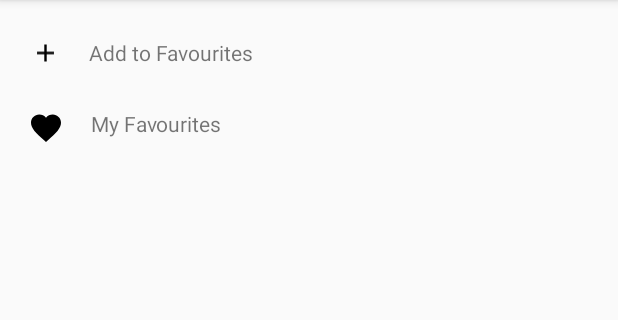
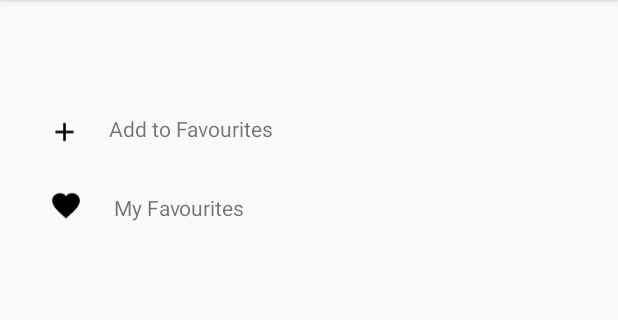
Before and after one commit to karinavo/RhymR, an Android app: the EndScreen screen opened directly, with no data from a screen before it, on a phone screen of 412 x 824 dp, the part 84-404 px from its top. Run offline under Robolectric (Android 15) with nearby library versions, the phone set to English and light mode, and no system bars.

Commit message:
Add the new version

```diff
--- a/Source/RhymR/app/src/main/res/layout/activity_end_screen.xml
+++ b/Source/RhymR/app/src/main/res/layout/activity_end_screen.xml
@@ -16,10 +16,10 @@
         android:orientation="horizontal"
         app:layout_constraintBottom_toTopOf="@+id/scrollView1"
         app:layout_constraintEnd_toEndOf="parent"
-        app:layout_constraintHorizontal_bias="1.0"
+        app:layout_constraintHorizontal_bias="0.48"
         app:layout_constraintStart_toStartOf="parent"
         app:layout_constraintTop_toTopOf="parent"
-        app:layout_constraintVertical_bias="0.0">
+        app:layout_constraintVertical_bias="0.569">
 
         <TextView
             android:id="@+id/textView1"
@@ -30,7 +30,7 @@
             android:layout_marginStart="8dp"
             android:layout_marginTop="17dp"
             android:layout_marginEnd="146dp"
-            android:text="Add to Favourites"
+            android:text="@string/add_to_favourites"
             app:layout_constraintBottom_toBottomOf="parent"
             app:layout_constraintEnd_toEndOf="parent"
             app:layout_constraintHorizontal_bias="0.096"
@@ -40,17 +40,18 @@
 
         <ImageView
             android:id="@+id/fav"
-            android:layout_width="38dp"
+            android:layout_width="30dp"
             android:layout_height="wrap_content"
             android:layout_alignParentStart="true"
             android:layout_alignParentTop="true"
-            android:layout_marginStart="17dp"
-            android:layout_marginTop="15dp"
+            android:layout_marginStart="16dp"
+            android:layout_marginTop="17dp"
             android:layout_marginEnd="11dp"
             android:layout_toStartOf="@+id/textView1"
-            android:layout_weight="1000"
             android:clickable="true"
-            android:src="@drawable/ic_add_black_24dp">
+            android:src="@drawable/ic_add_black_24dp"
+            android:contentDescription="TODO"
+            android:focusable="true">
 
         </ImageView>
 
@@ -61,12 +62,12 @@
             android:layout_below="@+id/textView1"
             android:layout_alignParentEnd="true"
             android:layout_alignParentBottom="true"
-            android:layout_marginStart="12dp"
-            android:layout_marginTop="28dp"
-            android:layout_marginEnd="127dp"
-            android:layout_marginBottom="15dp"
+            android:layout_marginStart="14dp"
+            android:layout_marginTop="33dp"
+            android:layout_marginEnd="123dp"
+            android:layout_marginBottom="10dp"
             android:layout_toEndOf="@+id/myfav"
-            android:text="My Favourites" />
+            android:text="@string/my_favourites" />
 
         <ImageView
             android:id="@+id/myfav"
@@ -78,10 +79,10 @@
             android:layout_marginStart="9dp"
             android:layout_marginTop="26dp"
             android:layout_marginBottom="12dp"
-            android:layout_weight="1000"
             android:clickable="true"
             android:contentDescription="show the favs"
-            android:src="@drawable/ic_favorite_black_24dp"></ImageView>
+            android:src="@drawable/ic_favorite_black_24dp"
+            android:focusable="true"></ImageView>
 
 
     </RelativeLayout>
--- a/Source/RhymR/app/src/main/res/values/strings.xml
+++ b/Source/RhymR/app/src/main/res/values/strings.xml
@@ -9,8 +9,8 @@
     <string name="todo">TODO</string>
     <string name="select_a_category">Select a category</string>
     <string name="id">Volobuieva Karyna 01568897</string>
-    <string name="add_to_favourites">add_fav</string>
-    <string name="my_favourites">my_fav</string>
+    <string name="add_to_favourites">Add to Favourites</string>
+    <string name="my_favourites">My Favourites</string>
     <string-array name="filtersname">
         <item>Synonym</item>
         <item>Adjectives</item>
```
Also changed, not shown: 4 other files.
